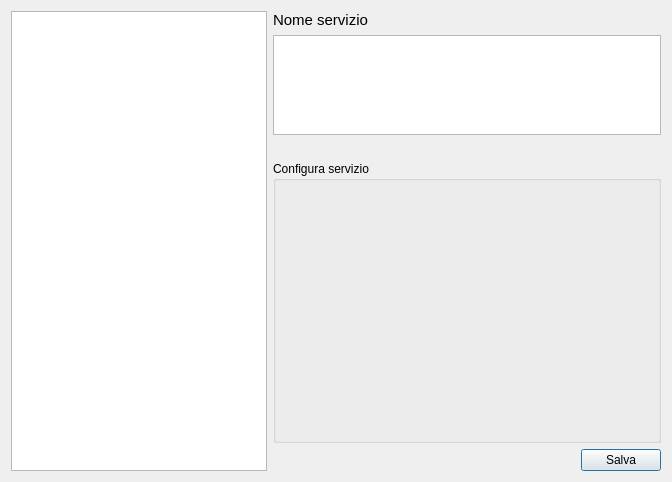
The window that servicesdialog.ui (freesmee/freesmee-desktop) describes before a commit, drawn with Qt 5.
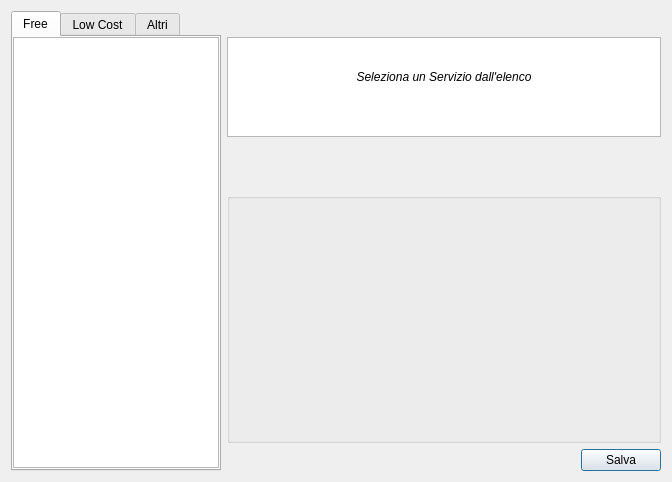
The same window after the commit. Icons and pictures are not drawn.

The edit to the form file:
```diff
--- a/servicesdialog.ui
+++ b/servicesdialog.ui
@@ -21,40 +21,235 @@
    <item>
     <layout class="QHBoxLayout" name="horizontalLayout">
      <item>
-      <widget class="QListWidget" name="ListServizi">
+      <widget class="QTabWidget" name="tabServiceType">
        <property name="sizePolicy">
         <sizepolicy hsizetype="Fixed" vsizetype="Expanding">
          <horstretch>0</horstretch>
          <verstretch>0</verstretch>
         </sizepolicy>
        </property>
-       <property name="baseSize">
+       <property name="minimumSize">
         <size>
-         <width>150</width>
+         <width>210</width>
          <height>0</height>
         </size>
        </property>
+       <property name="maximumSize">
+        <size>
+         <width>210</width>
+         <height>16777215</height>
+        </size>
+       </property>
+       <property name="currentIndex">
+        <number>0</number>
+       </property>
+       <widget class="QWidget" name="Free">
+        <attribute name="title">
+         <string>Free</string>
+        </attribute>
+        <widget class="QListWidget" name="listServiziFree">
+         <property name="geometry">
+          <rect>
+           <x>0</x>
+           <y>0</y>
+           <width>206</width>
+           <height>431</height>
+          </rect>
+         </property>
+         <property name="sizePolicy">
+          <sizepolicy hsizetype="Fixed" vsizetype="Expanding">
+           <horstretch>0</horstretch>
+           <verstretch>0</verstretch>
+          </sizepolicy>
+         </property>
+         <property name="minimumSize">
+          <size>
+           <width>206</width>
+           <height>0</height>
+          </size>
+         </property>
+         <property name="maximumSize">
+          <size>
+           <width>206</width>
+           <height>16777215</height>
+          </size>
+         </property>
+         <property name="baseSize">
+          <size>
+           <width>0</width>
+           <height>0</height>
+          </size>
+         </property>
+         <property name="sortingEnabled">
+          <bool>true</bool>
+         </property>
+        </widget>
+       </widget>
+       <widget class="QWidget" name="LowCost">
+        <attribute name="title">
+         <string>Low Cost</string>
+        </attribute>
+        <widget class="QListWidget" name="listServiziLowCost">
+         <property name="geometry">
+          <rect>
+           <x>0</x>
+           <y>0</y>
+           <width>206</width>
+           <height>431</height>
+          </rect>
+         </property>
+         <property name="sizePolicy">
+          <sizepolicy hsizetype="Fixed" vsizetype="Expanding">
+           <horstretch>0</horstretch>
+           <verstretch>0</verstretch>
+          </sizepolicy>
+         </property>
+         <property name="minimumSize">
+          <size>
+           <width>206</width>
+           <height>0</height>
+          </size>
+         </property>
+         <property name="maximumSize">
+          <size>
+           <width>206</width>
+           <height>16777215</height>
+          </size>
+         </property>
+         <property name="sortingEnabled">
+          <bool>true</bool>
+         </property>
+        </widget>
+       </widget>
+       <widget class="QWidget" name="Altri">
+        <attribute name="title">
+         <string>Altri</string>
+        </attribute>
+        <widget class="QListWidget" name="listServiziAltri">
+         <property name="geometry">
+          <rect>
+           <x>0</x>
+           <y>0</y>
+           <width>206</width>
+           <height>431</height>
+          </rect>
+         </property>
+         <property name="sizePolicy">
+          <sizepolicy hsizetype="Fixed" vsizetype="Expanding">
+           <horstretch>0</horstretch>
+           <verstretch>0</verstretch>
+          </sizepolicy>
+         </property>
+         <property name="minimumSize">
+          <size>
+           <width>206</width>
+           <height>0</height>
+          </size>
+         </property>
+         <property name="maximumSize">
+          <size>
+           <width>206</width>
+           <height>16777215</height>
+          </size>
+         </property>
+         <property name="sortingEnabled">
+          <bool>true</bool>
+         </property>
+        </widget>
+       </widget>
       </widget>
      </item>
      <item>
-      <layout class="QVBoxLayout" name="verticalLayout" stretch="0,0,0,1,0">
+      <layout class="QVBoxLayout" name="verticalLayout" stretch="0,0,0,0,1,0">
        <item>
         <layout class="QHBoxLayout" name="horizontalLayout_5">
          <item>
           <widget class="QLabel" name="labelNomeServizio">
            <property name="font">
             <font>
-             <pointsize>11</pointsize>
+             <pointsize>12</pointsize>
+             <weight>75</weight>
+             <bold>true</bold>
             </font>
            </property>
            <property name="text">
-            <string>Nome servizio</string>
+            <string/>
            </property>
            <property name="openExternalLinks">
             <bool>true</bool>
            </property>
           </widget>
          </item>
+         <item>
+          <spacer name="horizontalSpacer_3">
+           <property name="orientation">
+            <enum>Qt::Horizontal</enum>
+           </property>
+           <property name="sizeType">
+            <enum>QSizePolicy::Fixed</enum>
+           </property>
+           <property name="sizeHint" stdset="0">
+            <size>
+             <width>10</width>
+             <height>20</height>
+            </size>
+           </property>
+          </spacer>
+         </item>
+         <item>
+          <widget class="QPushButton" name="linkButton">
+           <property name="sizePolicy">
+            <sizepolicy hsizetype="Fixed" vsizetype="Fixed">
+             <horstretch>0</horstretch>
+             <verstretch>0</verstretch>
+            </sizepolicy>
+           </property>
+           <property name="minimumSize">
+            <size>
+             <width>20</width>
+             <height>20</height>
+            </size>
+           </property>
+           <property name="maximumSize">
+            <size>
+             <width>20</width>
+             <height>20</height>
+            </size>
+           </property>
+           <property name="cursor">
+            <cursorShape>PointingHandCursor</cursorShape>
+           </property>
+           <property name="focusPolicy">
+            <enum>Qt::NoFocus</enum>
+           </property>
+           <property name="text">
+            <string/>
+           </property>
+           <property name="icon">
+            <iconset resource="resources.qrc">
+             <normaloff>:/resource/freccia.png</normaloff>:/resource/freccia.png</iconset>
+           </property>
+           <property name="autoDefault">
+            <bool>false</bool>
+           </property>
+           <property name="flat">
+            <bool>true</bool>
+           </property>
+          </widget>
+         </item>
+         <item>
+          <spacer name="horizontalSpacer_2">
+           <property name="orientation">
+            <enum>Qt::Horizontal</enum>
+           </property>
+           <property name="sizeHint" stdset="0">
+            <size>
+             <width>40</width>
+             <height>20</height>
+            </size>
+           </property>
+          </spacer>
+         </item>
         </layout>
        </item>
        <item>
@@ -80,12 +275,24 @@
            <height>100</height>
           </size>
          </property>
+         <property name="styleSheet">
+          <string notr="true"/>
+         </property>
          <property name="undoRedoEnabled">
           <bool>false</bool>
          </property>
          <property name="readOnly">
           <bool>true</bool>
          </property>
+         <property name="html">
+          <string>&lt;!DOCTYPE HTML PUBLIC &quot;-//W3C//DTD HTML 4.0//EN&quot; &quot;http://www.w3.org/TR/REC-html40/strict.dtd&quot;&gt;
+&lt;html&gt;&lt;head&gt;&lt;meta name=&quot;qrichtext&quot; content=&quot;1&quot; /&gt;&lt;style type=&quot;text/css&quot;&gt;
+p, li { white-space: pre-wrap; }
+&lt;/style&gt;&lt;/head&gt;&lt;body style=&quot; font-family:'MS Shell Dlg 2'; font-size:8.25pt; font-weight:400; font-style:normal;&quot;&gt;
+&lt;p align=&quot;center&quot; style=&quot;-qt-paragraph-type:empty; margin-top:0px; margin-bottom:0px; margin-left:0px; margin-right:0px; -qt-block-indent:0; text-indent:0px; font-family:'Sans'; font-size:9pt;&quot;&gt;&lt;/p&gt;
+&lt;p align=&quot;center&quot; style=&quot;-qt-paragraph-type:empty; margin-top:0px; margin-bottom:0px; margin-left:0px; margin-right:0px; -qt-block-indent:0; text-indent:0px; font-family:'Sans'; font-size:9pt; font-weight:600;&quot;&gt;&lt;/p&gt;
+&lt;p align=&quot;center&quot; style=&quot; margin-top:0px; margin-bottom:0px; margin-left:0px; margin-right:0px; -qt-block-indent:0; text-indent:0px;&quot;&gt;&lt;span style=&quot; font-family:'Sans'; font-size:9pt; font-style:italic;&quot;&gt;Seleziona un Servizio dall'elenco&lt;/span&gt;&lt;/p&gt;&lt;/body&gt;&lt;/html&gt;</string>
+         </property>
         </widget>
        </item>
        <item>
@@ -118,10 +325,26 @@
          </item>
         </layout>
        </item>
+       <item>
+        <spacer name="verticalSpacer">
+         <property name="orientation">
+          <enum>Qt::Vertical</enum>
+         </property>
+         <property name="sizeType">
+          <enum>QSizePolicy::Fixed</enum>
+         </property>
+         <property name="sizeHint" stdset="0">
+          <size>
+           <width>20</width>
+           <height>30</height>
+          </size>
+         </property>
+        </spacer>
+       </item>
        <item>
         <widget class="QGroupBox" name="groupBox">
          <property name="title">
-          <string>Configura servizio</string>
+          <string/>
          </property>
          <widget class="QWidget" name="formLayoutWidget">
           <property name="geometry">
```
Left out of the diff: 2 changed lines with no effect on the pictures.
